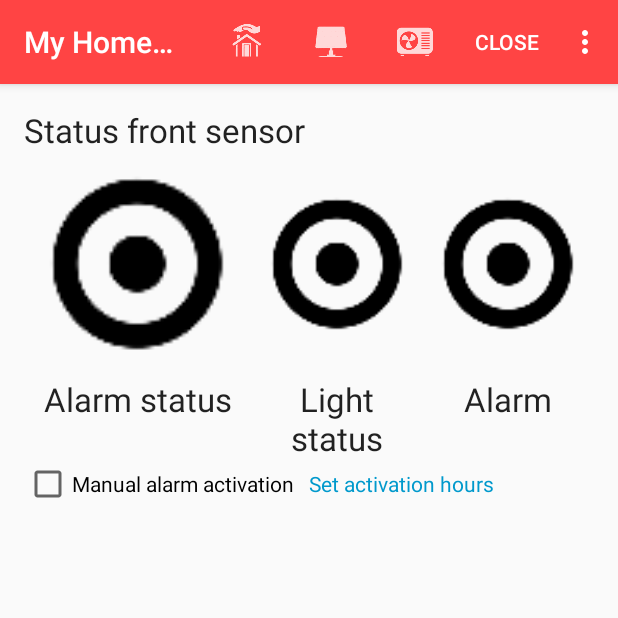
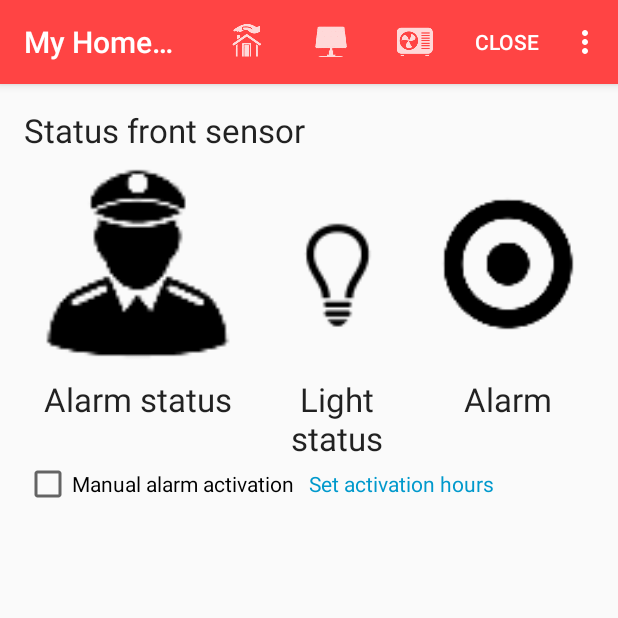
Before and after one commit to beegee-tokyo/MyHomeControl, an Android app: the screen it shows after launch (MyHomeControl), after a tap on "Alarm status", on a phone screen of 412 x 824 dp, the top half of it. Run offline under Robolectric (Android 15) with nearby library versions, the phone set to English and light mode, and no system bars; libraries missing offline, so code that uses them is left out: com.github.mikephil.charting; 17 statements that could not run were skipped.

Commit message:
Added manual light on function and changed icons

```diff
--- a/app/src/main/java/tk/giesecke/myhomecontrol/MyHomeControl.java
+++ b/app/src/main/java/tk/giesecke/myhomecontrol/MyHomeControl.java
@@ -531,6 +531,7 @@ public class MyHomeControl extends AppCompatActivity implements View.OnClickList
 	/**
 	 * Called when activity is getting visible
 	 */
+	@SuppressWarnings("deprecation")
 	@Override
 	protected void onResume() {
 		super.onResume();
@@ -1262,16 +1263,22 @@ public class MyHomeControl extends AppCompatActivity implements View.OnClickList
 				break;
 			case R.id.dot_alarm_status:
 				if (hasAlarmOnFront) {
-					ivAlarmStatus.setImageDrawable(getResources().getDrawable(R.mipmap.ic_dot));
+					ivAlarmStatus.setImageDrawable(getResources().getDrawable(R.mipmap.ic_sec_widget_off));
 					url = SECURITY_URL_FRONT_1;
 					cmd = "/?a=0";
 					id = "sec";
 				} else {
-					ivAlarmStatus.setImageDrawable(getResources().getDrawable(R.mipmap.ic_dot_orange));
+					ivAlarmStatus.setImageDrawable(getResources().getDrawable(R.mipmap.ic_sec_widget_on));
 					url = SECURITY_URL_FRONT_1;
 					cmd = "/?a=1";
 					id = "sec";
 				}
+				break;
+			case R.id.dot_light:
+				ivLightStatus.setImageDrawable(getResources().getDrawable(R.mipmap.ic_light_on));
+				url = SECURITY_URL_FRONT_1;
+				cmd = "/?b";
+				id = "sec";
 				break;
 			case R.id.bt_auto_fd:
 			case R.id.bt_auto_ca:
--- a/app/src/main/res/layout/view_security.xml
+++ b/app/src/main/res/layout/view_security.xml
@@ -39,7 +39,7 @@
                 android:layout_width="150dp"
                 android:layout_height="150dp"
                 android:id="@+id/dot_alarm_status"
-                android:src="@mipmap/ic_dot"
+                android:src="@mipmap/ic_sec_widget_off"
                 android:contentDescription="@string/dot_txt_alarm_status"
                 android:layout_weight="1"
                 android:onClick="onClick"
@@ -49,9 +49,11 @@
                 android:layout_width="150dp"
                 android:layout_height="150dp"
                 android:id="@+id/dot_light"
-                android:src="@mipmap/ic_dot"
+                android:src="@mipmap/ic_light_off"
                 android:contentDescription="@string/dot_txt_light"
-                android:layout_weight="1"/>
+                android:layout_weight="1"
+                android:clickable="true"
+                android:onClick="onClick"/>
 
             <RelativeLayout
                 android:layout_width="150dp"
```
Also changed, not shown: app/src/main/java/tk/giesecke/myhomecontrol/UDPlistener.java (+30 -0 lines), app/src/main/java/tk/giesecke/myhomecontrol/Utilities.java (+4 -4 lines), app/src/main/ic_light_off-web.png (added), app/src/main/ic_light_on-web.png (added), app/src/main/res/mipmap-hdpi/ic_light_off.png (added), app/src/main/res/mipmap-hdpi/ic_light_on.png (added), app/src/main/res/mipmap-mdpi/ic_light_off.png (added), app/src/main/res/mipmap-mdpi/ic_light_on.png (added), app/src/main/res/mipmap-xhdpi/ic_light_off.png (added), app/src/main/res/mipmap-xhdpi/ic_light_on.png (added), app/src/main/res/mipmap-xxhdpi/ic_light_off.png (added), app/src/main/res/mipmap-xxhdpi/ic_light_on.png (added), app/src/main/res/mipmap-xxxhdpi/ic_light_off.png (added), app/src/main/res/mipmap-xxxhdpi/ic_light_on.png (added), 4 other files.
